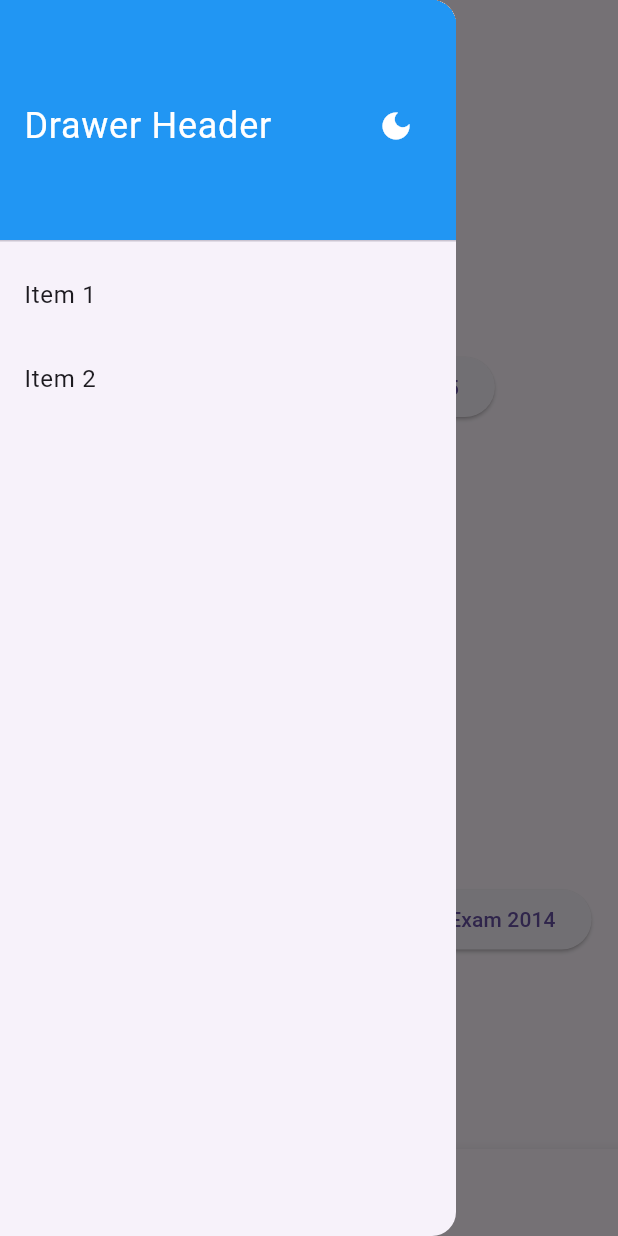
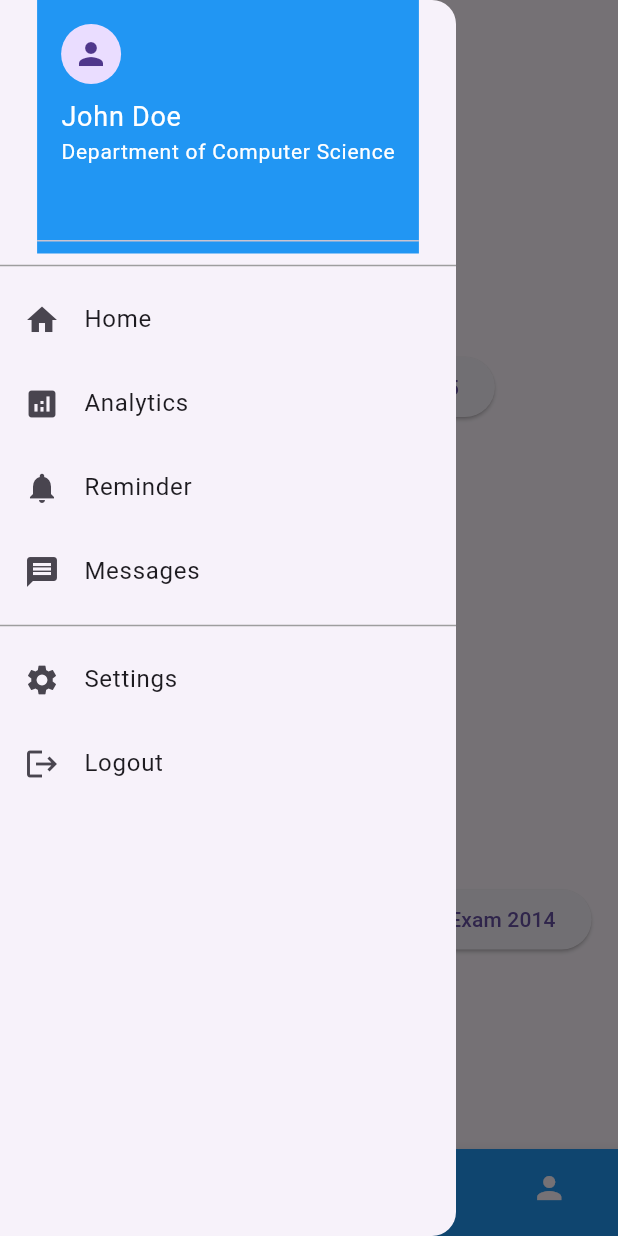
Before and after one commit to AbrishDev/exit_exam_preparation_app, a Flutter app: the HomeScreen screen opened directly, item 2 of the bottom bar chosen, with the side drawer open, on a phone screen of 412 x 824 dp. Run offline on Flutter 3.47's test engine with Material 3 defaults, Android fonts, the phone set to English and light mode, and no system bars.

Commit message:
commit on home and splash pages

```diff
--- a/lib/screens/client/home.dart
+++ b/lib/screens/client/home.dart
@@ -48,44 +48,80 @@ class _HomeScreenState extends State<HomeScreen> {
         ),
       ),
       drawer: Drawer(
-        child: ListView(
-          padding: EdgeInsets.zero,
+        child: Column(
           children: <Widget>[
-            DrawerHeader(
-              decoration: BoxDecoration(
+            Container(
               color: isDarkMode ? Colors.black : Colors.blue,
+              child: DrawerHeader(
+                child: Column(
+                  crossAxisAlignment: CrossAxisAlignment.start,
+                  children: [
+                    CircleAvatar(
+                      child: Icon(Icons.person),
                     ),
-              child: Row(
-                mainAxisAlignment: MainAxisAlignment.spaceBetween,
-                children: [
+                    SizedBox(height: 8),
                     Text(
-                    'Drawer Header',
+                      'John Doe',
                       style: TextStyle(
                         color: Colors.white,
-                      fontSize: 24,
+                        fontSize: 18,
                       ),
                     ),
-                  IconButton(
-                    icon: Icon(isDarkMode ? Icons.light_mode : Icons.dark_mode),
+                    Text(
+                      'Department of Computer Science',
+                      style: TextStyle(
                         color: Colors.white,
-                    onPressed: toggleDarkMode,
+                        fontSize: 14,
+                      ),
                     ),
                   ],
                 ),
               ),
+            ),
+            Divider(color: Colors.grey),
             ListTile(
-              title: Text('Item 1'),
+              title: Text('Home'),
+              leading: Icon(Icons.home),
               onTap: () {
-                // Handle item 1 tap
+                // Handle Home tap
               },
             ),
             ListTile(
-              title: Text('Item 2'),
+              title: Text('Analytics'),
+              leading: Icon(Icons.analytics),
               onTap: () {
-                // Handle item 2 tap
+                // Handle Analytics tap
               },
             ),
-            // Add more list tiles for additional items
+            ListTile(
+              title: Text('Reminder'),
+              leading: Icon(Icons.notifications),
+              onTap: () {
+                // Handle Reminder tap
+              },
+            ),
+            ListTile(
+              title: Text('Messages'),
+              leading: Icon(Icons.message),
+              onTap: () {
+                // Handle Messages tap
+              },
+            ),
+            Divider(color: Colors.grey),
+            ListTile(
+              title: Text('Settings'),
+              leading: Icon(Icons.settings),
+              onTap: () {
+                // Handle Settings tap
+              },
+            ),
+            ListTile(
+              title: Text('Logout'),
+              leading: Icon(Icons.logout),
+              onTap: () {
+                // Handle Logout tap
+              },
+            ),
           ],
         ),
       ),
@@ -162,6 +198,7 @@ class _HomeScreenState extends State<HomeScreen> {
         ],
       ),
       bottomNavigationBar: BottomNavigationBar(
+        backgroundColor: Colors.black, // Set the background color
         items: const <BottomNavigationBarItem>[
           BottomNavigationBarItem(
             icon: Icon(Icons.home),
@@ -170,6 +207,7 @@ class _HomeScreenState extends State<HomeScreen> {
           BottomNavigationBarItem(
             icon: Icon(Icons.search),
             label: 'Search',
+            backgroundColor: Colors.blue,
           ),
           BottomNavigationBarItem(
             icon: Icon(Icons.person),
--- a/lib/screens/client/splash.dart
+++ b/lib/screens/client/splash.dart
@@ -69,7 +69,7 @@ class _SplashScreenState extends State<SplashScreen>
           children: [
             SizedBox(height: 60),
             Image.asset(
-              'assets/images/image.png', // Path to your image
+              'assets/images/logo.png', // Path to your image
               width: 200, // Adjust width as needed
               height: 200, // Adjust height as needed
             ),
```
Also changed, not shown: pubspec.yaml (+3 -4 lines), assets/images/logo.jpg (deleted), assets/images/logo.png (added). Lines whose indentation alone changed are shown as unchanged.
